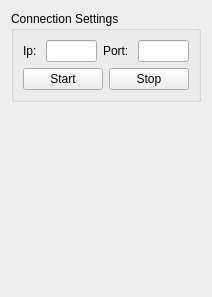
This is octproz_socket_stream_extension/src/socketstreamextensionform.ui in spectralcode/octproz-socket-stream-extension as Qt 5 draws it before an edit. The edited form follows.
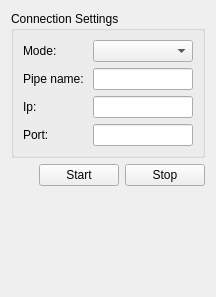
This is the edited form.

Commit message: new feature added: streaming is now possible via inter-process communication (Unix Domain Sockets for Linux and Named Pipes for Windows)

```diff
--- a/octproz_socket_stream_extension/src/socketstreamextensionform.ui
+++ b/octproz_socket_stream_extension/src/socketstreamextensionform.ui
@@ -6,7 +6,7 @@
    <rect>
     <x>0</x>
     <y>0</y>
-    <width>186</width>
+    <width>216</width>
     <height>297</height>
    </rect>
   </property>
@@ -19,57 +19,55 @@
   <property name="windowTitle">
    <string>Form</string>
   </property>
-  <layout class="QVBoxLayout" name="verticalLayout_2">
+  <layout class="QVBoxLayout" name="verticalLayout">
    <item>
     <widget class="QGroupBox" name="groupBox">
      <property name="title">
       <string>Connection Settings</string>
      </property>
-     <layout class="QVBoxLayout" name="verticalLayout">
-      <item>
-       <layout class="QHBoxLayout" name="horizontalLayout_4">
-        <item>
-         <layout class="QHBoxLayout" name="horizontalLayout_2">
-          <item>
+     <layout class="QFormLayout" name="formLayout">
+      <item row="0" column="0">
+       <widget class="QLabel" name="label_4">
+        <property name="text">
+         <string>Mode:</string>
+        </property>
+       </widget>
+      </item>
+      <item row="0" column="1">
+       <widget class="QComboBox" name="comboBox_mode"/>
+      </item>
+      <item row="1" column="0">
+       <widget class="QLabel" name="label_3">
+        <property name="text">
+         <string>Pipe name: </string>
+        </property>
+       </widget>
+      </item>
+      <item row="1" column="1">
+       <widget class="QLineEdit" name="lineEdit_pipeName"/>
+      </item>
+      <item row="2" column="0">
            <widget class="QLabel" name="label">
             <property name="text">
              <string>Ip: </string>
             </property>
            </widget>
           </item>
-          <item>
+      <item row="2" column="1">
            <widget class="QLineEdit" name="lineEdit_ip"/>
           </item>
-         </layout>
-        </item>
-        <item>
-         <spacer name="horizontalSpacer">
-          <property name="orientation">
-           <enum>Qt::Horizontal</enum>
-          </property>
-          <property name="sizeHint" stdset="0">
-           <size>
-            <width>40</width>
-            <height>20</height>
-           </size>
-          </property>
-         </spacer>
-        </item>
-        <item>
-         <layout class="QHBoxLayout" name="horizontalLayout_3">
-          <item>
+      <item row="3" column="0">
            <widget class="QLabel" name="label_2">
             <property name="text">
              <string>Port: </string>
             </property>
            </widget>
           </item>
-          <item>
+      <item row="3" column="1">
            <widget class="QLineEdit" name="lineEdit_port"/>
           </item>
          </layout>
-        </item>
-       </layout>
+    </widget>
       </item>
       <item>
        <layout class="QHBoxLayout" name="horizontalLayout_5">
@@ -101,9 +99,6 @@
          </widget>
         </item>
        </layout>
-      </item>
-     </layout>
-    </widget>
    </item>
    <item>
     <spacer name="verticalSpacer">
```
Lines whose indentation alone changed are shown as unchanged. The commit also changes 8 other files.
